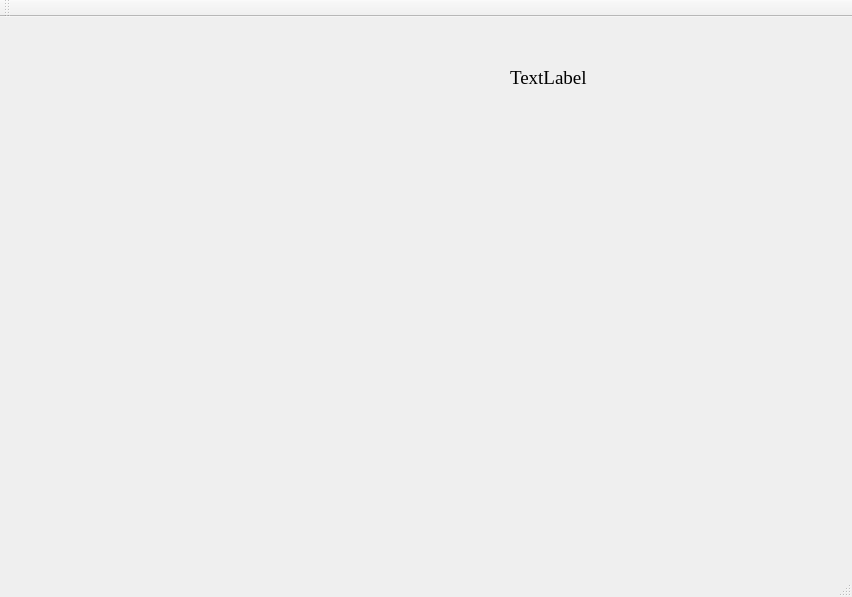
Before: the Qt Designer form simulation.ui in LukinDaniil/PractikaLeto2019, drawn with Qt 5.
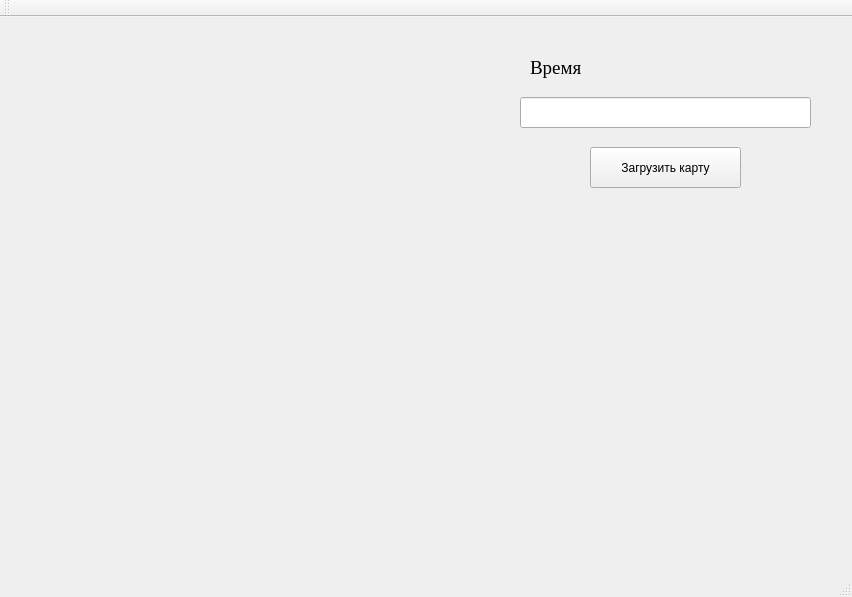
After: the same form once the commit is applied. Custom widgets are drawn as their Qt base class.

Commit message: Добавил label показывающий время, а также поле для ввода пути к файлу и кнопку для загрузки карты.

```diff
--- a/simulation.ui
+++ b/simulation.ui
@@ -19,16 +19,16 @@
      <rect>
       <x>50</x>
       <y>40</y>
-      <width>391</width>
-      <height>371</height>
+      <width>451</width>
+      <height>431</height>
      </rect>
     </property>
    </widget>
    <widget class="QLabel" name="simulationTime">
     <property name="geometry">
      <rect>
-      <x>510</x>
-      <y>50</y>
+      <x>530</x>
+      <y>40</y>
       <width>231</width>
       <height>21</height>
      </rect>
@@ -40,12 +40,35 @@
      </font>
     </property>
     <property name="text">
-     <string>TextLabel</string>
+     <string>Время</string>
     </property>
     <property name="textFormat">
      <enum>Qt::AutoText</enum>
     </property>
    </widget>
+   <widget class="QPushButton" name="loadMapButton">
+    <property name="geometry">
+     <rect>
+      <x>590</x>
+      <y>130</y>
+      <width>151</width>
+      <height>41</height>
+     </rect>
+    </property>
+    <property name="text">
+     <string>Загрузить карту</string>
+    </property>
+   </widget>
+   <widget class="QLineEdit" name="pathToMap">
+    <property name="geometry">
+     <rect>
+      <x>520</x>
+      <y>80</y>
+      <width>291</width>
+      <height>31</height>
+     </rect>
+    </property>
+   </widget>
   </widget>
   <widget class="QMenuBar" name="menuBar">
    <property name="geometry">
```
The commit also changes 7 other files.
